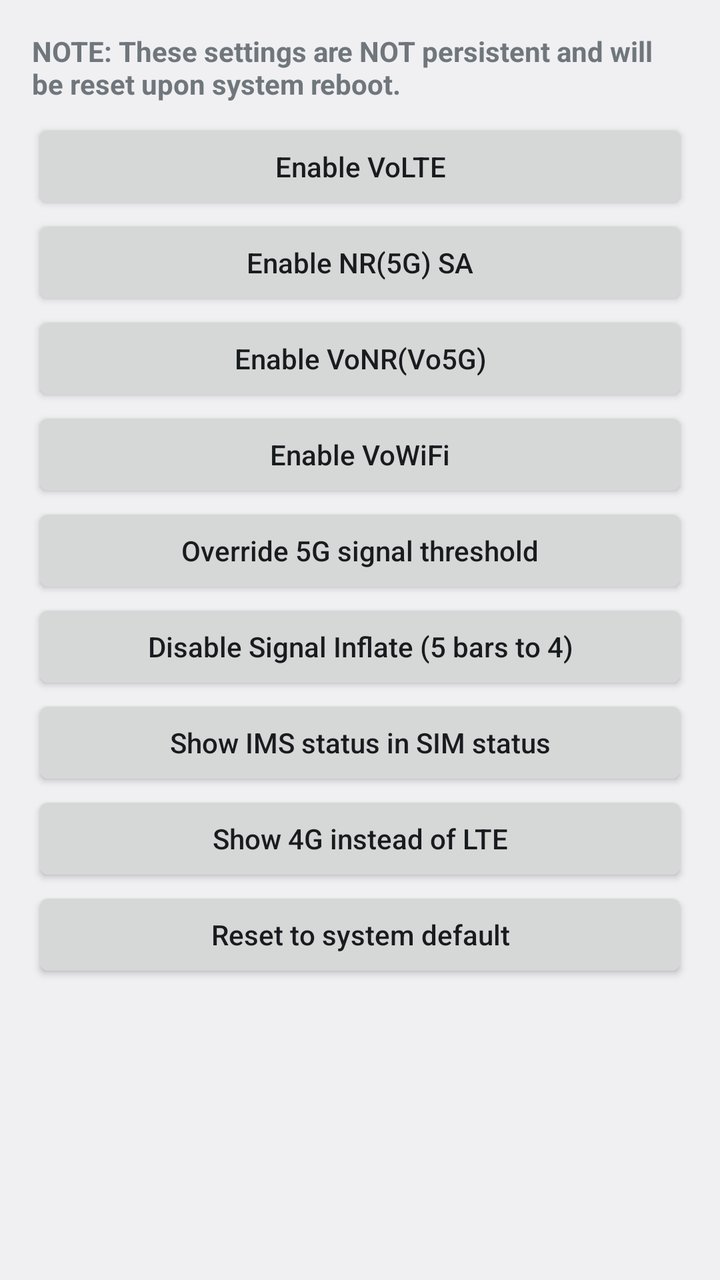
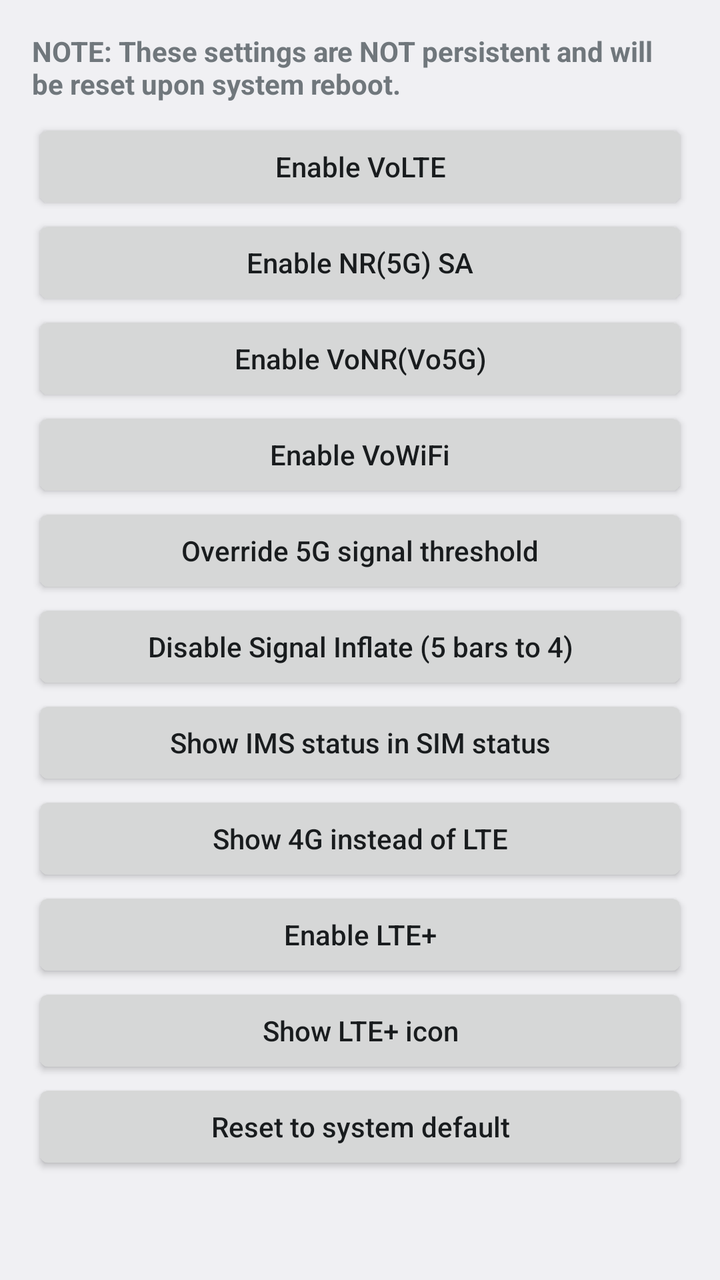

Before-and-after screenshots of an Android layout around one commit, followed by the original layout XML and the change that was made.
<!-- AndroidManifest.xml: application theme android:Theme.DeviceDefault.Settings -->
<!-- res/layout/activity_config_overrides.xml -->
<?xml version="1.0" encoding="utf-8"?>
<ScrollView xmlns:android="http://schemas.android.com/apk/res/android"
    xmlns:tools="http://schemas.android.com/tools"
    android:layout_width="match_parent"
    android:layout_height="match_parent"
    android:fitsSystemWindows="true"
    tools:context=".ConfigOverridesActivity">

    <LinearLayout
        android:layout_width="match_parent"
        android:layout_height="wrap_content"
        android:orientation="vertical"
        android:padding="16dp">

        <TextView
            android:layout_width="match_parent"
            android:layout_height="wrap_content"
            android:text="@string/override_notes"
            android:textStyle="bold"
            android:layout_marginBottom="8dp" />

        <Button
            android:id="@+id/btnOverrideVoLTE"
            android:layout_width="match_parent"
            android:layout_height="wrap_content"
            android:text="@string/override_volte"
            android:textAllCaps="false" />

        <Button
            android:id="@+id/btnOverrideNRMode"
            android:layout_width="match_parent"
            android:layout_height="wrap_content"
            android:text="@string/override_nr_mode"
            android:textAllCaps="false" />

        <Button
            android:id="@+id/btnOverrideVoNR"
            android:layout_width="match_parent"
            android:layout_height="wrap_content"
            android:text="@string/override_vonr"
            android:textAllCaps="false" />

        <Button
            android:id="@+id/btnOverrideWFC"
            android:layout_width="match_parent"
            android:layout_height="wrap_content"
            android:text="@string/override_wfc"
            android:textAllCaps="false" />

        <Button
            android:id="@+id/btnOverride5GSignalThreshold"
            android:layout_width="match_parent"
            android:layout_height="wrap_content"
            android:text="@string/override_5g_signal_threshold"
            android:textAllCaps="false" />

        <Button
            android:id="@+id/btnSignalInflate"
            android:layout_width="match_parent"
            android:layout_height="wrap_content"
            android:text="@string/signal_inflate"
            android:textAllCaps="false" />

        <Button
            android:id="@+id/btnShowIMSStatus"
            android:layout_width="match_parent"
            android:layout_height="wrap_content"
            android:text="@string/show_ims_status"
            android:textAllCaps="false" />

        <Button
            android:id="@+id/btnShow4G"
            android:layout_width="match_parent"
            android:layout_height="wrap_content"
            android:text="@string/show_4g_instead"
            android:textAllCaps="false" />

        <Button
            android:id="@+id/btnResetConfig"
            android:layout_width="match_parent"
            android:layout_height="wrap_content"
            android:text="@string/reset_config"
            android:textAllCaps="false" />

    </LinearLayout>

</ScrollView>
<!-- resources referenced by this layout -->
<resources>
  <string name="override_5g_signal_threshold">Override 5G signal threshold</string>
  <string name="override_notes">NOTE: These settings are NOT persistent and will be reset upon system reboot.</string>
  <string name="override_nr_mode">Enable NR(5G) SA</string>
  <string name="override_volte">Enable VoLTE</string>
  <string name="override_vonr">Enable VoNR(Vo5G)</string>
  <string name="override_wfc">Enable VoWiFi</string>
  <string name="reset_config">Reset to system default</string>
  <string name="show_4g_instead">Show 4G instead of LTE</string>
  <string name="show_ims_status">Show IMS status in SIM status</string>
  <string name="signal_inflate">Disable Signal Inflate (5 bars to 4)</string>
</resources>

<!-- the commit's change to res/layout/activity_config_overrides.xml (unified diff, before → after) -->
@@ -76,6 +76,20 @@
             android:textAllCaps="false" />
 
         <Button
+            android:id="@+id/btnEnableLTEPlus"
+            android:layout_width="match_parent"
+            android:layout_height="wrap_content"
+            android:text="@string/enable_lte_plus"
+            android:textAllCaps="false" />
+
+        <Button
+            android:id="@+id/btnShowLTEPlusIcon"
+            android:layout_width="match_parent"
+            android:layout_height="wrap_content"
+            android:text="@string/show_lte_plus_icon"
+            android:textAllCaps="false" />
+
+        <Button
             android:id="@+id/btnResetConfig"
             android:layout_width="match_parent"
             android:layout_height="wrap_content"
<!-- resource entries referenced after the edit -->
@@ -1,5 +1,6 @@
 <!-- resources referenced by this layout -->
 <resources>
+  <string name="enable_lte_plus">Enable LTE+</string>
   <string name="override_5g_signal_threshold">Override 5G signal threshold</string>
   <string name="override_notes">NOTE: These settings are NOT persistent and will be reset upon system reboot.</string>
   <string name="override_nr_mode">Enable NR(5G) SA</string>
@@ -9,6 +10,7 @@
   <string name="reset_config">Reset to system default</string>
   <string name="show_4g_instead">Show 4G instead of LTE</string>
   <string name="show_ims_status">Show IMS status in SIM status</string>
+  <string name="show_lte_plus_icon">Show LTE+ icon</string>
   <string name="signal_inflate">Disable Signal Inflate (5 bars to 4)</string>
 </resources>
 
